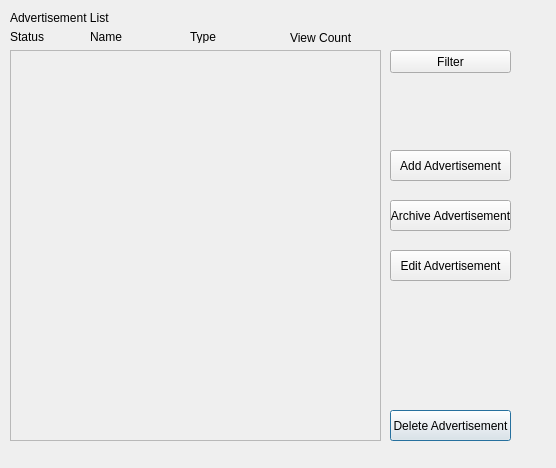
jordynmarlow/SoftwareEngineering, file AdvertisementsDialog.ui: the form before one commit.
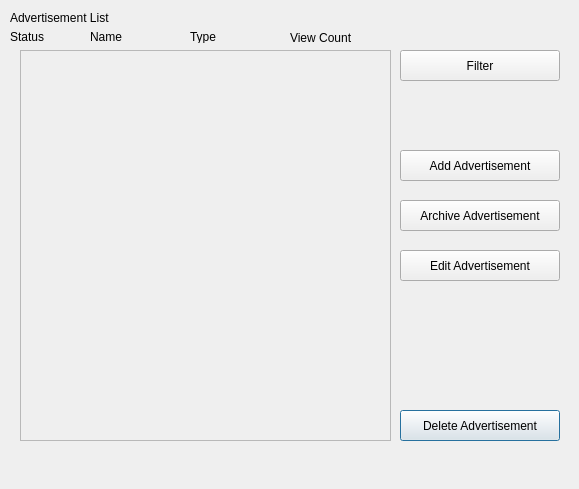
The form after the commit.

Commit message: Buttons Open Dialog Boxes

```diff
--- a/AdvertisementsDialog.ui
+++ b/AdvertisementsDialog.ui
@@ -6,8 +6,8 @@
    <rect>
     <x>0</x>
     <y>0</y>
-    <width>556</width>
-    <height>468</height>
+    <width>579</width>
+    <height>489</height>
    </rect>
   </property>
   <property name="windowTitle">
@@ -16,9 +16,9 @@
   <widget class="QPushButton" name="delete_advertisement_bt">
    <property name="geometry">
     <rect>
-     <x>390</x>
+     <x>400</x>
      <y>410</y>
-     <width>121</width>
+     <width>160</width>
      <height>31</height>
     </rect>
    </property>
@@ -55,7 +55,7 @@
   <widget class="QScrollArea" name="scrollArea">
    <property name="geometry">
     <rect>
-     <x>10</x>
+     <x>20</x>
      <y>50</y>
      <width>371</width>
      <height>391</height>
@@ -78,9 +78,9 @@
   <widget class="QPushButton" name="add_advertisement_bt">
    <property name="geometry">
     <rect>
-     <x>390</x>
+     <x>400</x>
      <y>150</y>
-     <width>121</width>
+     <width>160</width>
      <height>31</height>
     </rect>
    </property>
@@ -104,9 +104,9 @@
   <widget class="QPushButton" name="archive_advertisement_bt">
    <property name="geometry">
     <rect>
-     <x>390</x>
+     <x>400</x>
      <y>200</y>
-     <width>121</width>
+     <width>160</width>
      <height>31</height>
     </rect>
    </property>
@@ -117,9 +117,9 @@
   <widget class="QPushButton" name="edit_advertisement_bt">
    <property name="geometry">
     <rect>
-     <x>390</x>
+     <x>400</x>
      <y>250</y>
-     <width>121</width>
+     <width>160</width>
      <height>31</height>
     </rect>
    </property>
@@ -130,10 +130,10 @@
   <widget class="QPushButton" name="filter_advertisements_bt">
    <property name="geometry">
     <rect>
-     <x>390</x>
+     <x>400</x>
      <y>50</y>
-     <width>121</width>
-     <height>23</height>
+     <width>160</width>
+     <height>31</height>
     </rect>
    </property>
    <property name="text">
```
The commit also changes 2 other files.
